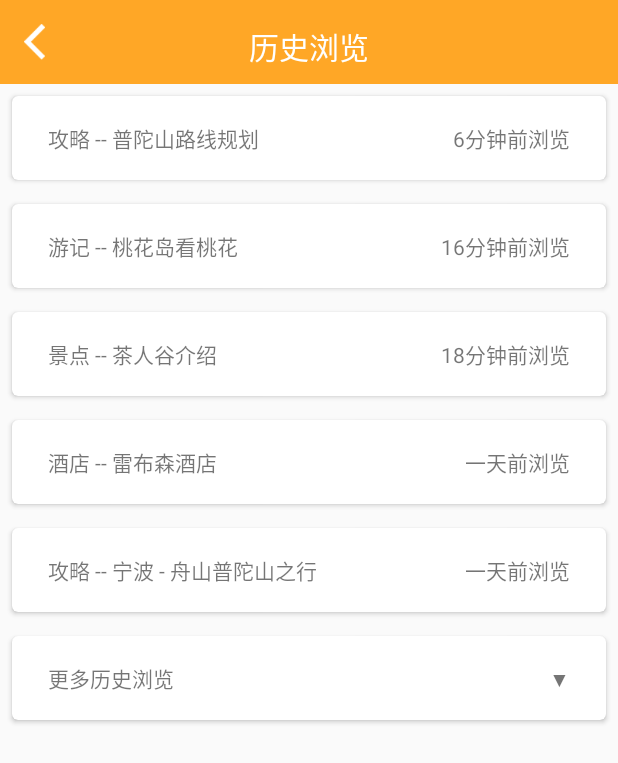
After one commit to Mason-Xu/WalkZhoushan, an Android app: the Mine_History screen opened directly, with no data from a screen before it, on a phone screen of 412 x 824 dp. The commit adds this screen. Shown: the top 763 px of the screen. Run offline under Robolectric (Android 15) with nearby library versions, the phone set to English and light mode, and no system bars.

Commit message:
😜 加入了 历史浏览和我的游记界面

```diff
--- a/app/src/main/AndroidManifest.xml
+++ b/app/src/main/AndroidManifest.xml
@@ -92,6 +92,8 @@
 
         <activity android:name=".Mine_Coupon_Activity"/>
         <activity android:name=".MyInfomationActivity"/>
+        <activity android:name=".Mine_History"/>
+        <activity android:name=".Mine_MyTravelNote"/>
 
         <!--message register-->
         <activity android:name=".MsgActivity"/>
--- a/app/src/main/java/com/example/walkzhoushan/MineFragment.java
+++ b/app/src/main/java/com/example/walkzhoushan/MineFragment.java
@@ -93,11 +93,11 @@ public class MineFragment extends Fragment implements View.OnClickListener {
                 startActivity(intent5);
                 break;
             case R.id.button_history:
-                Intent intent6 = new Intent(getActivity(), NoDevelop.class);
+                Intent intent6 = new Intent(getActivity(), Mine_History.class);
                 startActivity(intent6);
                 break;
             case R.id.button_mynote:
-                Intent intent7 = new Intent(getActivity(), NoDevelop.class);
+                Intent intent7 = new Intent(getActivity(), Mine_MyTravelNote.class);
                 startActivity(intent7);
                 break;
             case R.id.button_setting:
--- /dev/null
+++ b/app/src/main/java/com/example/walkzhoushan/Mine_History.java
@@ -0,0 +1,26 @@
+package com.example.walkzhoushan;
+
+import android.os.Bundle;
+import android.support.annotation.Nullable;
+import android.view.View;
+import android.widget.Button;
+
+/**
+ * Created by Mason on 2018/1/2.
+ */
+
+public class Mine_History extends BaseActivityFinishAllActivity {
+    @Override
+    protected void onCreate(@Nullable Bundle savedInstanceState) {
+        super.onCreate(savedInstanceState);
+        setContentView(R.layout.history);
+
+        Button back = (Button)findViewById(R.id.title_button_back);
+        back.setOnClickListener(new View.OnClickListener() {
+            @Override
+            public void onClick(View v) {
+                onBackPressed();
+            }
+        });
+    }
+}
--- /dev/null
+++ b/app/src/main/res/layout/history.xml
@@ -0,0 +1,219 @@
+<?xml version="1.0" encoding="utf-8"?>
+<LinearLayout xmlns:android="http://schemas.android.com/apk/res/android"
+    xmlns:app="http://schemas.android.com/apk/res-auto"
+    android:layout_width="match_parent"
+    android:layout_height="match_parent"
+    android:orientation="vertical">
+
+    <FrameLayout
+        android:layout_width="match_parent"
+        android:layout_height="?attr/actionBarSize">
+
+        <include layout="@layout/title" />
+
+        <TextView
+            android:id="@+id/history_title"
+            android:layout_width="wrap_content"
+            android:layout_height="wrap_content"
+            android:layout_gravity="center_horizontal"
+            android:layout_marginTop="16dp"
+            android:text="历史浏览"
+            android:textColor="@color/white"
+            android:textSize="20sp" />
+
+    </FrameLayout>
+
+    <android.support.v7.widget.CardView
+        android:layout_width="match_parent"
+        android:layout_height="56dp"
+        android:layout_margin="8dp"
+        app:cardCornerRadius="4dp">
+
+        <LinearLayout
+            android:layout_width="match_parent"
+            android:layout_height="wrap_content"
+            android:layout_gravity="center"
+            android:orientation="horizontal">
+
+            <TextView
+                android:layout_width="wrap_content"
+                android:layout_height="wrap_content"
+                android:layout_margin="8dp"
+                android:gravity="left"
+                android:paddingLeft="16dp"
+                android:text="攻略 -- 普陀山路线规划" />
+
+            <TextView
+                android:layout_width="match_parent"
+                android:layout_height="wrap_content"
+                android:layout_margin="8dp"
+                android:gravity="right"
+                android:paddingRight="16dp"
+                android:text="6分钟前浏览" />
+        </LinearLayout>
+
+
+    </android.support.v7.widget.CardView>
+
+    <android.support.v7.widget.CardView
+        android:layout_width="match_parent"
+        android:layout_height="56dp"
+        android:layout_margin="8dp"
+        app:cardCornerRadius="4dp">
+
+        <LinearLayout
+            android:layout_width="match_parent"
+            android:layout_height="wrap_content"
+            android:layout_gravity="center"
+            android:orientation="horizontal">
+
+            <TextView
+                android:layout_width="wrap_content"
+                android:layout_height="wrap_content"
+                android:layout_margin="8dp"
+                android:gravity="left"
+                android:paddingLeft="16dp"
+                android:text="游记 -- 桃花岛看桃花" />
+
+            <TextView
+                android:layout_width="match_parent"
+                android:layout_height="wrap_content"
+                android:layout_margin="8dp"
+                android:gravity="right"
+                android:paddingRight="16dp"
+                android:text="16分钟前浏览" />
+        </LinearLayout>
+
+
+    </android.support.v7.widget.CardView>
+
+    <android.support.v7.widget.CardView
+        android:layout_width="match_parent"
+        android:layout_height="56dp"
+        android:layout_margin="8dp"
+        app:cardCornerRadius="4dp">
+
+        <LinearLayout
+            android:layout_width="match_parent"
+            android:layout_height="wrap_content"
+            android:layout_gravity="center"
+            android:orientation="horizontal">
+
+            <TextView
+                android:layout_width="wrap_content"
+                android:layout_height="wrap_content"
+                android:layout_margin="8dp"
+                android:gravity="left"
+                android:paddingLeft="16dp"
+                android:text="景点 -- 茶人谷介绍" />
+
+            <TextView
+                android:layout_width="match_parent"
+                android:layout_height="wrap_content"
+                android:layout_margin="8dp"
+                android:gravity="right"
+                android:paddingRight="16dp"
+                android:text="18分钟前浏览" />
+        </LinearLayout>
+
+
+    </android.support.v7.widget.CardView>
+
+    <android.support.v7.widget.CardView
+        android:layout_width="match_parent"
+        android:layout_height="56dp"
+        android:layout_margin="8dp"
+        app:cardCornerRadius="4dp">
+
+        <LinearLayout
+            android:layout_width="match_parent"
+            android:layout_height="wrap_content"
+            android:layout_gravity="center"
+            android:orientation="horizontal">
+
+            <TextView
+                android:layout_width="wrap_content"
+                android:layout_height="wrap_content"
+                android:layout_margin="8dp"
+                android:gravity="left"
+                android:paddingLeft="16dp"
+                android:text="酒店 -- 雷布森酒店" />
+
+            <TextView
+                android:layout_width="match_parent"
+                android:layout_height="wrap_content"
+                android:layout_margin="8dp"
+                android:gravity="right"
+                android:paddingRight="16dp"
+                android:text="一天前浏览" />
+        </LinearLayout>
+
+
+    </android.support.v7.widget.CardView>
+
+    <android.support.v7.widget.CardView
+        android:layout_width="match_parent"
+        android:layout_height="56dp"
+        android:layout_margin="8dp"
+        app:cardCornerRadius="4dp">
+
+        <LinearLayout
+            android:layout_width="match_parent"
+            android:layout_height="wrap_content"
+            android:layout_gravity="center"
+            android:orientation="horizontal">
+
+            <TextView
+                android:layout_width="wrap_content"
+                android:layout_height="wrap_content"
+                android:layout_margin="8dp"
+                android:gravity="left"
+                android:paddingLeft="16dp"
+                android:text="攻略 -- 宁波 - 舟山普陀山之行" />
+
+            <TextView
+                android:layout_width="match_parent"
+                android:layout_height="wrap_content"
+                android:layout_margin="8dp"
+                android:gravity="right"
+                android:paddingRight="16dp"
+                android:text="一天前浏览" />
+        </LinearLayout>
+
+
+    </android.support.v7.widget.CardView>
+
+    <android.support.v7.widget.CardView
+        android:layout_width="match_parent"
+        android:layout_height="56dp"
+        android:layout_margin="8dp"
+        app:cardCornerRadius="4dp">
+
+        <LinearLayout
+            android:layout_width="match_parent"
+            android:layout_height="wrap_content"
+            android:layout_gravity="center"
+            android:orientation="horizontal">
+
+            <TextView
+                android:layout_width="wrap_content"
+                android:layout_height="wrap_content"
+                android:layout_margin="8dp"
+                android:gravity="left"
+                android:paddingLeft="16dp"
+                android:text="更多历史浏览" />
+
+            <TextView
+                android:layout_width="match_parent"
+                android:layout_height="wrap_content"
+                android:layout_margin="8dp"
+                android:gravity="right"
+                android:paddingRight="16dp"
+                android:text="▼" />
+        </LinearLayout>
+
+
+    </android.support.v7.widget.CardView>
+
+
+</LinearLayout>
```
Also changed, not shown: app/src/main/java/com/example/walkzhoushan/Mine_MyTravelNote.java (added, +26 -0 lines), app/src/main/res/layout/activity_mine_page.xml (+15 -0 lines), app/src/main/res/layout/mine_scroll_activity.xml (added, +308 -0 lines), app/src/main/res/layout/mytravelnote.xml (added, +57 -0 lines).
